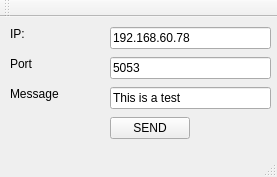
Qt form ncatwindow.ui (erickveil/Qt-GUI-for-Command-Line) before a commit.
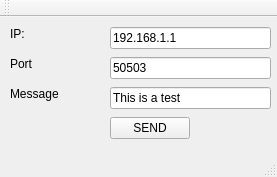
The same form after that commit.

What changed in the file:
```diff
--- a/ncatwindow.ui
+++ b/ncatwindow.ui
@@ -37,7 +37,7 @@
      </rect>
     </property>
     <property name="text">
-     <string>192.168.60.78</string>
+     <string>192.168.1.1</string>
     </property>
    </widget>
    <widget class="QLabel" name="label_2">
@@ -63,7 +63,7 @@
      </rect>
     </property>
     <property name="text">
-     <string>5053</string>
+     <string>50503</string>
     </property>
    </widget>
    <widget class="QLabel" name="label_3">
```
